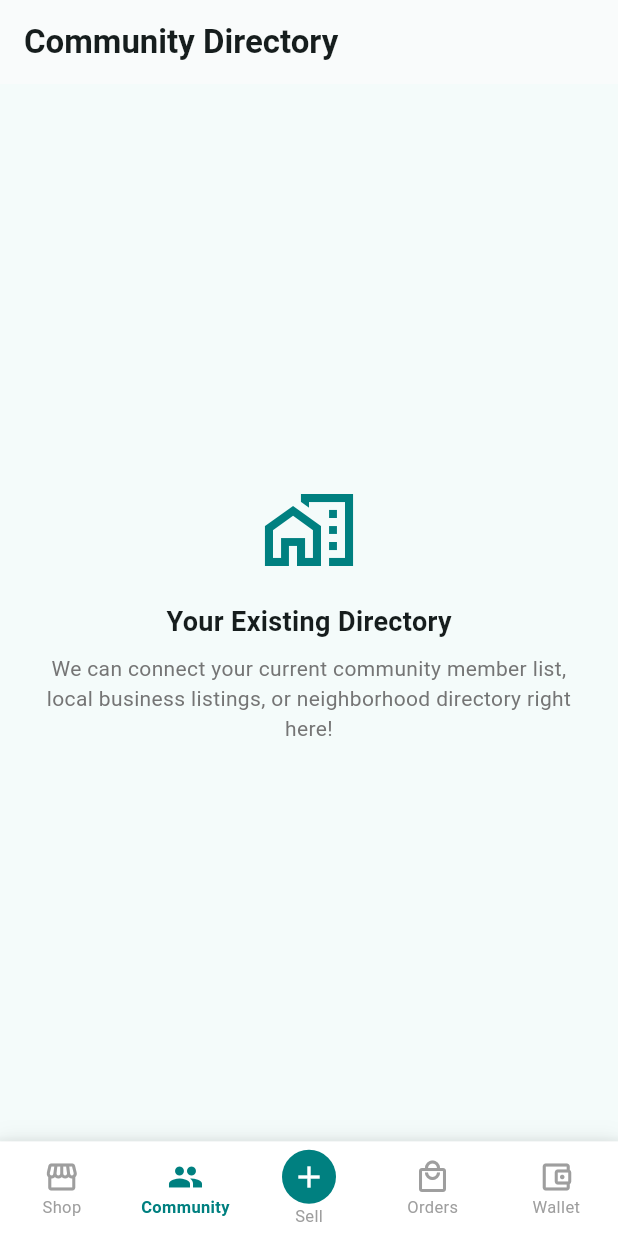
After one commit to luthem56-code/community-marketplace, a Flutter app: the screen it shows after launch, item 2 of the bottom bar chosen, on a phone screen of 412 x 824 dp. The commit adds this screen. Run offline on Flutter 3.47's test engine with Material 3 defaults, Android fonts, the phone set to English and light mode, and no system bars; our stand-ins replace cloud_firestore, firebase_auth, firebase_core, firebase_storage, flutter_image_compress, image_picker; accounts and stored records are empty; network calls fail.

Commit message:
THE BETTER YAGA

```diff
--- a/lib/main.dart
+++ b/lib/main.dart
@@ -1,6 +1,7 @@
 import 'package:flutter/material.dart';
 import 'package:firebase_core/firebase_core.dart';
 import 'package:firebase_auth/firebase_auth.dart';
+import 'screens/main_navigation_shell.dart';
 
 // Import our screens
 import 'screens/marketplace_feed_screen.dart';
@@ -40,7 +41,7 @@ class CommunityMarketplaceApp extends StatelessWidget {
         useMaterial3: true,
       ),
       // Point home to the Marketplace Feed
-      home: const MarketplaceFeedScreen(),
+      home: const MainNavigationShell(),
     );
   }
 }
--- a/lib/screens/create_listing_screen.dart
+++ b/lib/screens/create_listing_screen.dart
@@ -33,8 +33,10 @@ class _CreateListingScreenState extends State<CreateListingScreen> {
   String _selectedCategory = 'Women';
   ItemCondition _selectedCondition = ItemCondition.good;
 
-  // Preset South African Shipping Options (Standard Yaga defaults)
+
+  // Preset South African Shipping Options (With Local Community Collection!)
   final List<ShippingOption> _shippingOptions = [
+    ShippingOption(method: 'Local Community Pickup / Meetup', price: 0.00, isEnabled: true),
     ShippingOption(method: 'Pudo Locker (The Courier Guy)', price: 60.00, isEnabled: true),
     ShippingOption(method: 'PAXI (PEP Stores to PEP)', price: 59.95, isEnabled: true),
     ShippingOption(method: 'PostNet-to-PostNet', price: 109.00, isEnabled: false),
--- /dev/null
+++ b/lib/screens/main_navigation_shell.dart
@@ -0,0 +1,139 @@
+import 'package:flutter/material.dart';
+import 'marketplace_feed_screen.dart';
+import 'create_listing_screen.dart';
+import 'orders_screen.dart';
+import 'wallet_screen.dart';
+
+class MainNavigationShell extends StatefulWidget {
+  const MainNavigationShell({super.key});
+
+  @override
+  State<MainNavigationShell> createState() => _MainNavigationShellState();
+}
+
+class _MainNavigationShellState extends State<MainNavigationShell> {
+  int _currentIndex = 0;
+
+  // Navigation pages
+  final List<Widget> _pages = [
+    const MarketplaceFeedScreen(),
+    const _DirectoryPlaceholderScreen(), // Bridges to your existing directory!
+    const SizedBox(), // Placeholder for Sell button (intercepted in onTap)
+    const OrdersScreen(),
+    const WalletScreen(),
+  ];
+
+  @override
+  Widget build(BuildContext context) {
+    return Scaffold(
+      body: IndexedStack(
+        index: _currentIndex,
+        children: _pages,
+      ),
+      bottomNavigationBar: Container(
+        decoration: BoxDecoration(
+          color: Colors.white,
+          boxShadow: [
+            BoxShadow(
+              color: Colors.black.withOpacity(0.06),
+              blurRadius: 10,
+              offset: const Offset(0, -3),
+            ),
+          ],
+        ),
+        child: BottomNavigationBar(
+          currentIndex: _currentIndex,
+          onTap: (index) {
+            // When the user taps the center (+) button, open the Sell wizard as a full modal
+            if (index == 2) {
+              Navigator.push(
+                context,
+                MaterialPageRoute(builder: (_) => const CreateListingScreen()),
+              );
+              return;
+            }
+            setState(() => _currentIndex = index);
+          },
+          type: BottomNavigationBarType.fixed,
+          backgroundColor: Colors.white,
+          selectedItemColor: const Color(0xFF008080),
+          unselectedItemColor: Colors.grey.shade500,
+          selectedFontSize: 11,
+          unselectedFontSize: 11,
+          selectedLabelStyle: const TextStyle(fontWeight: FontWeight.bold),
+          items: [
+            const BottomNavigationBarItem(
+              icon: Icon(Icons.storefront_outlined),
+              activeIcon: Icon(Icons.storefront),
+              label: 'Shop',
+            ),
+            const BottomNavigationBarItem(
+              icon: Icon(Icons.people_outline),
+              activeIcon: Icon(Icons.people),
+              label: 'Community',
+            ),
+            BottomNavigationBarItem(
+              icon: Container(
+                padding: const EdgeInsets.all(6),
+                decoration: const BoxDecoration(
+                  color: Color(0xFF008080),
+                  shape: BoxShape.circle,
+                ),
+                child: const Icon(Icons.add, color: Colors.white, size: 24),
+              ),
+              label: 'Sell',
+            ),
+            const BottomNavigationBarItem(
+              icon: Icon(Icons.local_mall_outlined),
+              activeIcon: Icon(Icons.local_mall),
+              label: 'Orders',
+            ),
+            const BottomNavigationBarItem(
+              icon: Icon(Icons.account_balance_wallet_outlined),
+              activeIcon: Icon(Icons.account_balance_wallet),
+              label: 'Wallet',
+            ),
+          ],
+        ),
+      ),
+    );
+  }
+}
+
+// Temporary placeholder for your existing Community Directory module
+class _DirectoryPlaceholderScreen extends StatelessWidget {
+  const _DirectoryPlaceholderScreen();
+
+  @override
+  Widget build(BuildContext context) {
+    return Scaffold(
+      appBar: AppBar(
+        title: const Text('Community Directory', style: TextStyle(fontWeight: FontWeight.bold)),
+        backgroundColor: Colors.white,
+        elevation: 0.5,
+      ),
+      body: Center(
+        child: Padding(
+          padding: const EdgeInsets.all(24.0),
+          child: Column(
+            mainAxisAlignment: MainAxisAlignment.center,
+            children: [
+              const Icon(Icons.home_work_outlined, size: 64, color: Color(0xFF008080)),
+              const SizedBox(height: 16),
+              const Text(
+                'Your Existing Directory',
+                style: TextStyle(fontSize: 18, fontWeight: FontWeight.bold),
+              ),
+              const SizedBox(height: 8),
+              Text(
+                'We can connect your current community member list, local business listings, or neighborhood directory right here!',
+                textAlign: TextAlign.center,
+                style: TextStyle(color: Colors.grey.shade600),
+              ),
+            ],
+          ),
+        ),
+      ),
+    );
+  }
+}
```
Also changed, not shown: lib/screens/marketplace_feed_screen.dart (+190 -133 lines).
